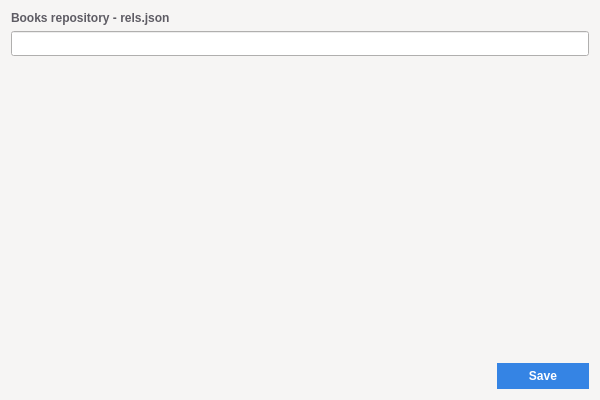
Yarosvet/Bionic, file ui/qt_generated/settings.ui: the form before one commit.
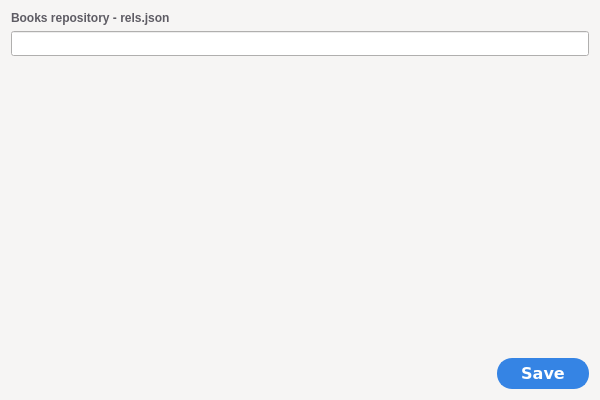
The form after the commit. Icons and pictures are not drawn.

The edit to the form file:
```diff
--- a/ui/qt_generated/settings.ui
+++ b/ui/qt_generated/settings.ui
@@ -163,15 +163,6 @@
        </color>
       </brush>
      </colorrole>
-     <colorrole role="PlaceholderText">
-      <brush brushstyle="SolidPattern">
-       <color alpha="128">
-        <red>0</red>
-        <green>0</green>
-        <blue>0</blue>
-       </color>
-      </brush>
-     </colorrole>
     </active>
     <inactive>
      <colorrole role="WindowText">
@@ -309,15 +300,6 @@
        </color>
       </brush>
      </colorrole>
-     <colorrole role="PlaceholderText">
-      <brush brushstyle="SolidPattern">
-       <color alpha="128">
-        <red>0</red>
-        <green>0</green>
-        <blue>0</blue>
-       </color>
-      </brush>
-     </colorrole>
     </inactive>
     <disabled>
      <colorrole role="WindowText">
@@ -455,15 +437,6 @@
        </color>
       </brush>
      </colorrole>
-     <colorrole role="PlaceholderText">
-      <brush brushstyle="SolidPattern">
-       <color alpha="128">
-        <red>0</red>
-        <green>0</green>
-        <blue>0</blue>
-       </color>
-      </brush>
-     </colorrole>
     </disabled>
    </palette>
   </property>
@@ -545,6 +518,8 @@
       <widget class="QPushButton" name="save_button">
        <property name="font">
         <font>
+         <family>DejaVu Sans</family>
+         <pointsize>12</pointsize>
          <weight>75</weight>
          <bold>true</bold>
         </font>
@@ -561,7 +536,7 @@
 border-color: rgb(53, 132, 228);
 padding: 4px;
 width: 80px;
-</string>
+min-height: 18px;</string>
        </property>
        <property name="text">
         <string>Save</string>
```
Left out of the diff: 4 changed lines with no effect on the pictures.
